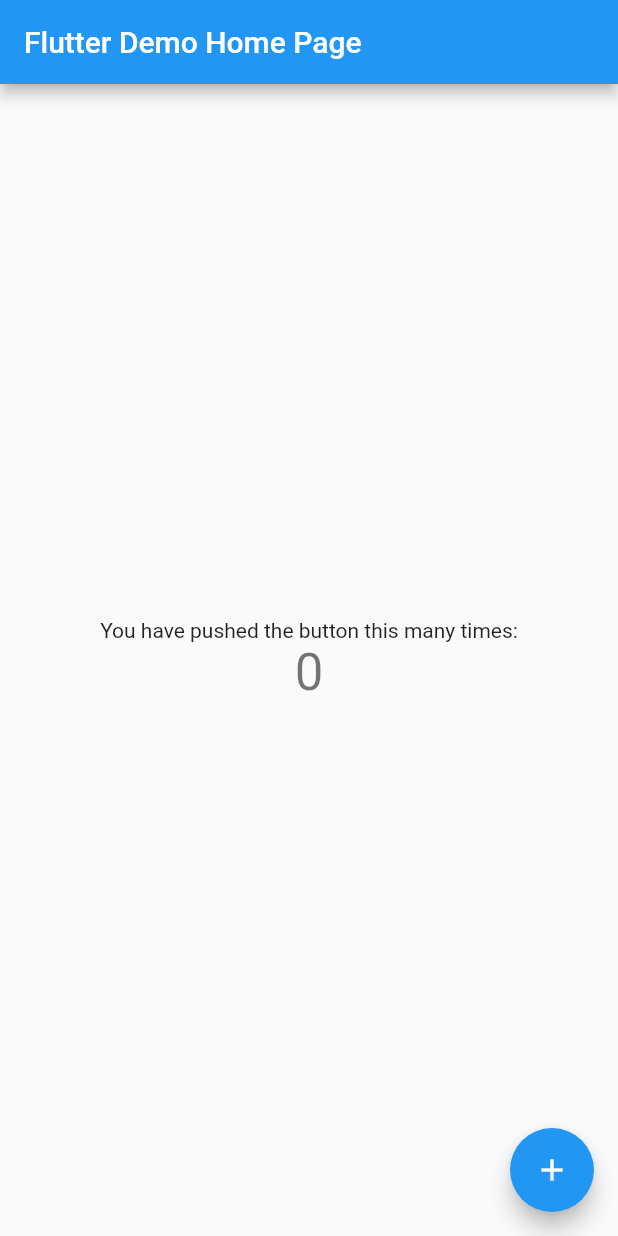
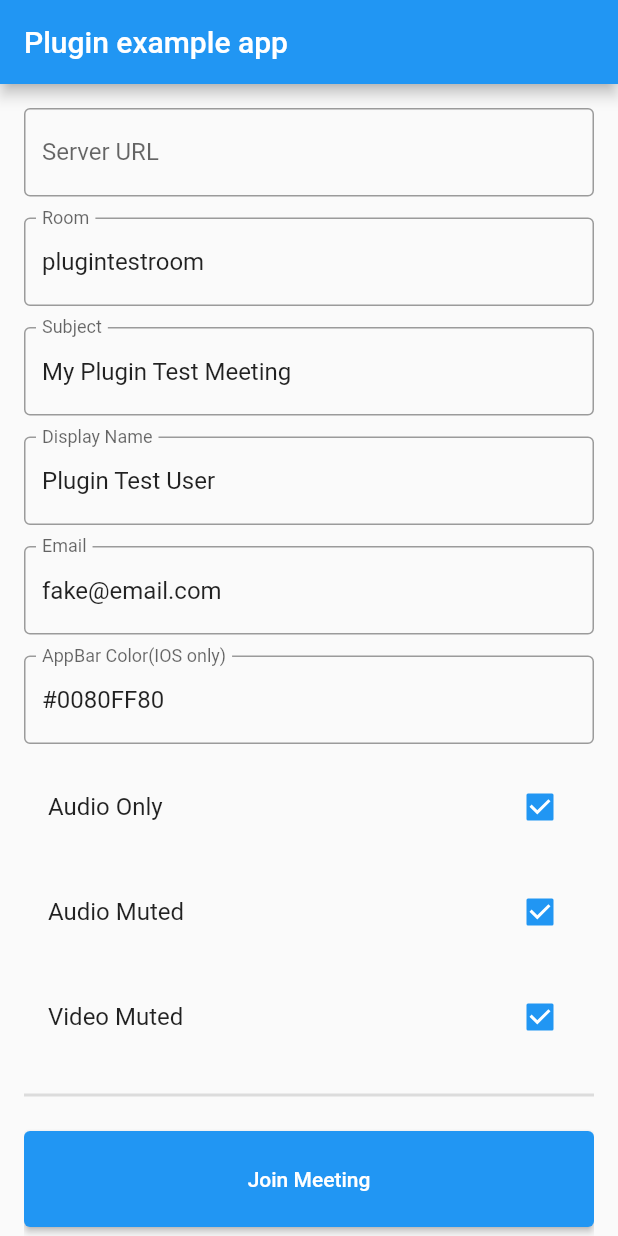
Before and after one commit to Gaurav-Zaiswal/Flutter-basic-video-calling-app, a Flutter app: the screen it shows after launch, on a phone screen of 412 x 824 dp. Run offline on Flutter 3.47's test engine with Material 2 defaults, Android fonts, the phone set to English and light mode, and no system bars; missing offline and left inert: jitsi_meet.

Commit message:
setup:added all the  necessary settings for iOS and Android. And simple implementation of jitsi aslo added

```diff
--- a/lib/main.dart
+++ b/lib/main.dart
@@ -1,115 +1,307 @@
+import 'dart:io';
+
+import 'package:flutter/cupertino.dart';
+import 'package:flutter/foundation.dart';
 import 'package:flutter/material.dart';
+import 'package:jitsi_meet/jitsi_meet.dart';
 
-void main() {
-  runApp(const MyApp());
-}
+void main() => runApp(MyApp());
 
 class MyApp extends StatelessWidget {
-  const MyApp({Key? key}) : super(key: key);
-
-  // This widget is the root of your application.
   @override
   Widget build(BuildContext context) {
-    return MaterialApp(
-      title: 'Flutter Demo',
-      theme: ThemeData(
-        // This is the theme of your application.
-        //
-        // Try running your application with "flutter run". You'll see the
-        // application has a blue toolbar. Then, without quitting the app, try
-        // changing the primarySwatch below to Colors.green and then invoke
-        // "hot reload" (press "r" in the console where you ran "flutter run",
-        // or simply save your changes to "hot reload" in a Flutter IDE).
-        // Notice that the counter didn't reset back to zero; the application
-        // is not restarted.
-        primarySwatch: Colors.blue,
-      ),
-      home: const MyHomePage(title: 'Flutter Demo Home Page'),
-    );
+    return MaterialApp(debugShowCheckedModeBanner: false, home: Meeting());
   }
 }
 
-class MyHomePage extends StatefulWidget {
-  const MyHomePage({Key? key, required this.title}) : super(key: key);
+class Meeting extends StatefulWidget {
+  @override
+  _MeetingState createState() => _MeetingState();
+}
 
-  // This widget is the home page of your application. It is stateful, meaning
-  // that it has a State object (defined below) that contains fields that affect
-  // how it looks.
-
-  // This class is the configuration for the state. It holds the values (in this
-  // case the title) provided by the parent (in this case the App widget) and
-  // used by the build method of the State. Fields in a Widget subclass are
-  // always marked "final".
-
-  final String title;
+class _MeetingState extends State<Meeting> {
+  final serverText = TextEditingController();
+  final roomText = TextEditingController(text: "plugintestroom");
+  final subjectText = TextEditingController(text: "My Plugin Test Meeting");
+  final nameText = TextEditingController(text: "Plugin Test User");
+  final emailText = TextEditingController(text: "fake@email.com");
+  final iosAppBarRGBAColor =
+      TextEditingController(text: "#0080FF80"); //transparent blue
+  bool? isAudioOnly = true;
+  bool? isAudioMuted = true;
+  bool? isVideoMuted = true;
 
   @override
-  State<MyHomePage> createState() => _MyHomePageState();
+  void initState() {
+    super.initState();
+    JitsiMeet.addListener(JitsiMeetingListener(
+        onConferenceWillJoin: _onConferenceWillJoin,
+        onConferenceJoined: _onConferenceJoined,
+        onConferenceTerminated: _onConferenceTerminated,
+        onError: _onError));
   }
 
-class _MyHomePageState extends State<MyHomePage> {
-  int _counter = 0;
-
-  void _incrementCounter() {
-    setState(() {
-      // This call to setState tells the Flutter framework that something has
-      // changed in this State, which causes it to rerun the build method below
-      // so that the display can reflect the updated values. If we changed
-      // _counter without calling setState(), then the build method would not be
-      // called again, and so nothing would appear to happen.
-      _counter++;
-    });
+  @override
+  void dispose() {
+    super.dispose();
+    JitsiMeet.removeAllListeners();
   }
 
   @override
   Widget build(BuildContext context) {
-    // This method is rerun every time setState is called, for instance as done
-    // by the _incrementCounter method above.
-    //
-    // The Flutter framework has been optimized to make rerunning build methods
-    // fast, so that you can just rebuild anything that needs updating rather
-    // than having to individually change instances of widgets.
-    return Scaffold(
+    double width = MediaQuery.of(context).size.width;
+    return MaterialApp(
+      home: Scaffold(
         appBar: AppBar(
-        // Here we take the value from the MyHomePage object that was created by
-        // the App.build method, and use it to set our appbar title.
-        title: Text(widget.title),
+          title: const Text('Plugin example app'),
         ),
-      body: Center(
-        // Center is a layout widget. It takes a single child and positions it
-        // in the middle of the parent.
+        body: Container(
+          padding: const EdgeInsets.symmetric(
+            horizontal: 16.0,
+          ),
+          child: kIsWeb
+              ? Row(
+                  mainAxisAlignment: MainAxisAlignment.spaceBetween,
+                  children: [
+                    Container(
+                      width: width * 0.30,
+                      child: meetConfig(),
+                    ),
+                    Container(
+                        width: width * 0.60,
+                        child: Padding(
+                          padding: const EdgeInsets.all(8.0),
+                          child: Card(
+                              color: Colors.white54,
+                              child: SizedBox(
+                                width: width * 0.60 * 0.70,
+                                height: width * 0.60 * 0.70,
+                                child: JitsiMeetConferencing(
+                                  extraJS: [
+                                    // extraJs setup example
+                                    '<script>function echo(){console.log("echo!!!")};</script>',
+                                    '<script src="https://code.jquery.com/jquery-3.5.1.slim.js" integrity="sha256-DrT5NfxfbHvMHux31Lkhxg42LY6of8TaYyK50jnxRnM=" crossorigin="anonymous"></script>'
+                                  ],
+                                ),
+                              )),
+                        ))
+                  ],
+                )
+              : meetConfig(),
+        ),
+      ),
+    );
+  }
+
+  Widget meetConfig() {
+    return SingleChildScrollView(
       child: Column(
-          // Column is also a layout widget. It takes a list of children and
-          // arranges them vertically. By default, it sizes itself to fit its
-          // children horizontally, and tries to be as tall as its parent.
-          //
-          // Invoke "debug painting" (press "p" in the console, choose the
-          // "Toggle Debug Paint" action from the Flutter Inspector in Android
-          // Studio, or the "Toggle Debug Paint" command in Visual Studio Code)
-          // to see the wireframe for each widget.
-          //
-          // Column has various properties to control how it sizes itself and
-          // how it positions its children. Here we use mainAxisAlignment to
-          // center the children vertically; the main axis here is the vertical
-          // axis because Columns are vertical (the cross axis would be
-          // horizontal).
-          mainAxisAlignment: MainAxisAlignment.center,
         children: <Widget>[
-            const Text(
-              'You have pushed the button this many times:',
+          SizedBox(
+            height: 16.0,
           ),
-            Text(
-              '$_counter',
-              style: Theme.of(context).textTheme.headline4,
+          TextField(
+            controller: serverText,
+            decoration: InputDecoration(
+                border: OutlineInputBorder(),
+                labelText: "Server URL",
+                hintText: "Hint: Leave empty for meet.jitsi.si"),
+          ),
+          SizedBox(
+            height: 14.0,
+          ),
+          TextField(
+            controller: roomText,
+            decoration: InputDecoration(
+              border: OutlineInputBorder(),
+              labelText: "Room",
+            ),
+          ),
+          SizedBox(
+            height: 14.0,
+          ),
+          TextField(
+            controller: subjectText,
+            decoration: InputDecoration(
+              border: OutlineInputBorder(),
+              labelText: "Subject",
+            ),
+          ),
+          SizedBox(
+            height: 14.0,
+          ),
+          TextField(
+            controller: nameText,
+            decoration: InputDecoration(
+              border: OutlineInputBorder(),
+              labelText: "Display Name",
+            ),
+          ),
+          SizedBox(
+            height: 14.0,
+          ),
+          TextField(
+            controller: emailText,
+            decoration: InputDecoration(
+              border: OutlineInputBorder(),
+              labelText: "Email",
+            ),
+          ),
+          SizedBox(
+            height: 14.0,
+          ),
+          TextField(
+            controller: iosAppBarRGBAColor,
+            decoration: InputDecoration(
+                border: OutlineInputBorder(),
+                labelText: "AppBar Color(IOS only)",
+                hintText: "Hint: This HAS to be in HEX RGBA format"),
+          ),
+          SizedBox(
+            height: 14.0,
+          ),
+          CheckboxListTile(
+            title: Text("Audio Only"),
+            value: isAudioOnly,
+            onChanged: _onAudioOnlyChanged,
+          ),
+          SizedBox(
+            height: 14.0,
+          ),
+          CheckboxListTile(
+            title: Text("Audio Muted"),
+            value: isAudioMuted,
+            onChanged: _onAudioMutedChanged,
+          ),
+          SizedBox(
+            height: 14.0,
+          ),
+          CheckboxListTile(
+            title: Text("Video Muted"),
+            value: isVideoMuted,
+            onChanged: _onVideoMutedChanged,
+          ),
+          Divider(
+            height: 48.0,
+            thickness: 2.0,
+          ),
+          SizedBox(
+            height: 64.0,
+            width: double.maxFinite,
+            child: ElevatedButton(
+              onPressed: () {
+                _joinMeeting();
+              },
+              child: Text(
+                "Join Meeting",
+                style: TextStyle(color: Colors.white),
+              ),
+              style: ButtonStyle(
+                  backgroundColor:
+                      MaterialStateColor.resolveWith((states) => Colors.blue)),
+            ),
+          ),
+          SizedBox(
+            height: 48.0,
           ),
         ],
       ),
-      ),
-      floatingActionButton: FloatingActionButton(
-        onPressed: _incrementCounter,
-        tooltip: 'Increment',
-        child: const Icon(Icons.add),
-      ), // This trailing comma makes auto-formatting nicer for build methods.
     );
   }
+
+  _onAudioOnlyChanged(bool? value) {
+    setState(() {
+      isAudioOnly = value;
+    });
   }
+
+  _onAudioMutedChanged(bool? value) {
+    setState(() {
+      isAudioMuted = value;
+    });
+  }
+
+  _onVideoMutedChanged(bool? value) {
+    setState(() {
+      isVideoMuted = value;
+    });
+  }
+
+  _joinMeeting() async {
+    String? serverUrl = serverText.text.trim().isEmpty ? null : serverText.text;
+
+    // Enable or disable any feature flag here
+    // If feature flag are not provided, default values will be used
+    // Full list of feature flags (and defaults) available in the README
+    Map<FeatureFlagEnum, bool> featureFlags = {
+      FeatureFlagEnum.WELCOME_PAGE_ENABLED: false,
+    };
+    if (!kIsWeb) {
+      // Here is an example, disabling features for each platform
+      if (Platform.isAndroid) {
+        // Disable ConnectionService usage on Android to avoid issues (see README)
+        featureFlags[FeatureFlagEnum.CALL_INTEGRATION_ENABLED] = false;
+      } else if (Platform.isIOS) {
+        // Disable PIP on iOS as it looks weird
+        featureFlags[FeatureFlagEnum.PIP_ENABLED] = false;
+      }
+    }
+    // Define meetings options here
+    var options = JitsiMeetingOptions(room: roomText.text)
+      ..serverURL = serverUrl
+      ..subject = subjectText.text
+      ..userDisplayName = nameText.text
+      ..userEmail = emailText.text
+      ..iosAppBarRGBAColor = iosAppBarRGBAColor.text
+      ..audioOnly = isAudioOnly
+      ..audioMuted = isAudioMuted
+      ..videoMuted = isVideoMuted
+      ..featureFlags.addAll(featureFlags)
+      ..webOptions = {
+        "roomName": roomText.text,
+        "width": "100%",
+        "height": "100%",
+        "enableWelcomePage": false,
+        "chromeExtensionBanner": null,
+        "userInfo": {"displayName": nameText.text}
+      };
+
+    debugPrint("JitsiMeetingOptions: $options");
+    await JitsiMeet.joinMeeting(
+      options,
+      listener: JitsiMeetingListener(
+          onConferenceWillJoin: (message) {
+            debugPrint("${options.room} will join with message: $message");
+          },
+          onConferenceJoined: (message) {
+            debugPrint("${options.room} joined with message: $message");
+          },
+          onConferenceTerminated: (message) {
+            debugPrint("${options.room} terminated with message: $message");
+          },
+          genericListeners: [
+            JitsiGenericListener(
+                eventName: 'readyToClose',
+                callback: (dynamic message) {
+                  debugPrint("readyToClose callback");
+                }),
+          ]),
+    );
+  }
+
+  void _onConferenceWillJoin(message) {
+    debugPrint("_onConferenceWillJoin broadcasted with message: $message");
+  }
+
+  void _onConferenceJoined(message) {
+    debugPrint("_onConferenceJoined broadcasted with message: $message");
+  }
+
+  void _onConferenceTerminated(message) {
+    debugPrint("_onConferenceTerminated broadcasted with message: $message");
+  }
+
+  _onError(error) {
+    debugPrint("_onError broadcasted: $error");
+  }
+}
--- a/pubspec.yaml
+++ b/pubspec.yaml
@@ -34,6 +34,7 @@
   # The following adds the Cupertino Icons font to your application.
   # Use with the CupertinoIcons class for iOS style icons.
   cupertino_icons: ^1.0.2
+  jitsi_meet: ^4.0.0
 
 dev_dependencies:
   flutter_test:
```
Also changed, not shown: pubspec.lock, 5 other files. Lines whose indentation alone changed are shown as unchanged.
